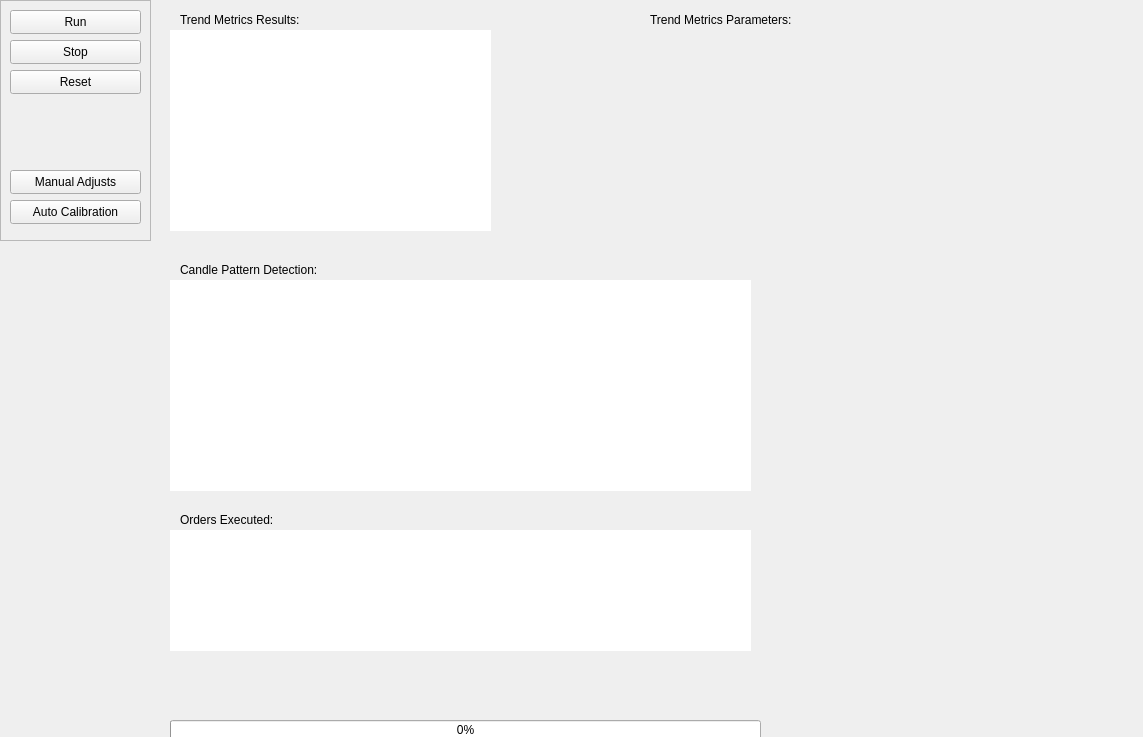
Above: market-analyzer/frontend/interface.ui from joaomalho/Taurus before the change. Below: the same form after it.
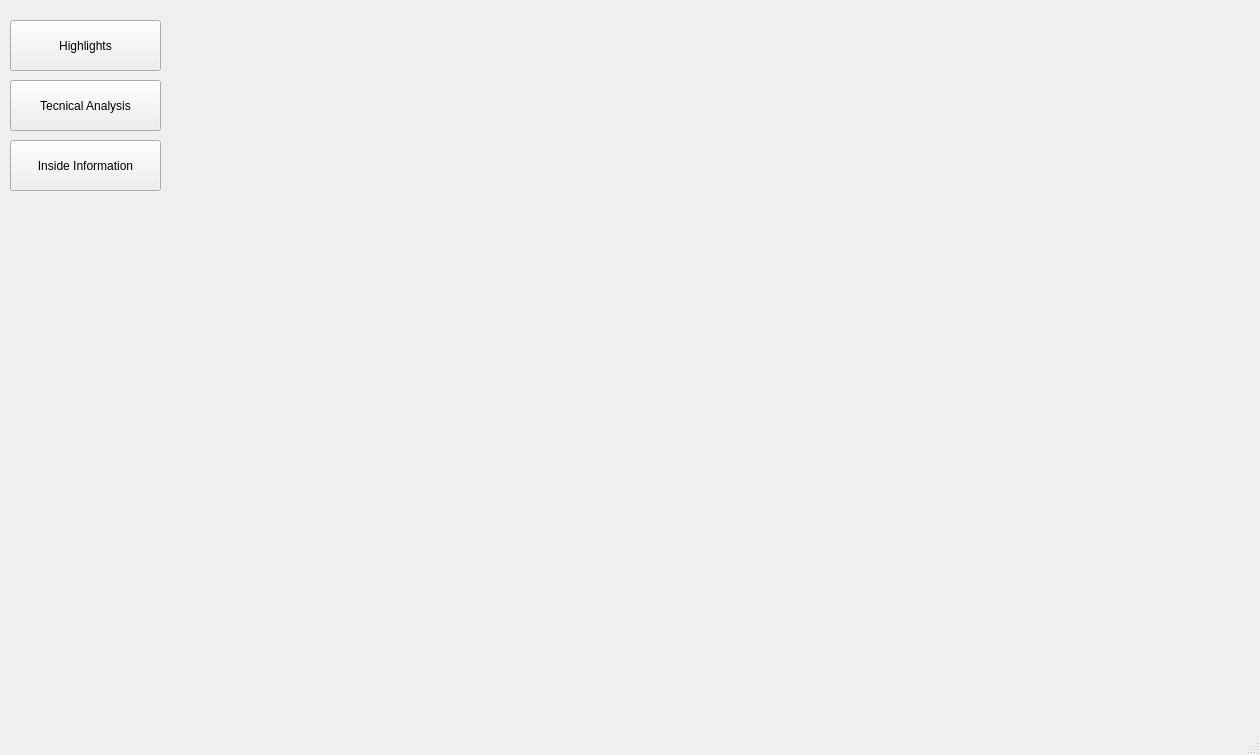
That is the form after the change. Icons and pictures are not drawn.

```diff
--- a/market-analyzer/frontend/interface.ui
+++ b/market-analyzer/frontend/interface.ui
@@ -2,32 +2,28 @@
 <ui version="4.0">
  <class>MainWindow</class>
  <widget class="QMainWindow" name="MainWindow">
+  <property name="enabled">
+   <bool>true</bool>
+  </property>
   <property name="geometry">
    <rect>
     <x>0</x>
     <y>0</y>
-    <width>1143</width>
-    <height>737</height>
+    <width>1260</width>
+    <height>755</height>
    </rect>
   </property>
   <property name="windowTitle">
-   <string>Taurus</string>
-  </property>
-  <property name="windowIcon">
-   <iconset>
-    <normaloff>../../images/icon.ico</normaloff>../../images/icon.ico</iconset>
-  </property>
-  <property name="styleSheet">
-   <string notr="true"/>
+   <string>MainWindow</string>
   </property>
   <widget class="QWidget" name="centralwidget">
    <widget class="QPushButton" name="pushButton_run">
     <property name="geometry">
      <rect>
       <x>10</x>
-      <y>10</y>
-      <width>131</width>
-      <height>24</height>
+      <y>20</y>
+      <width>151</width>
+      <height>51</height>
      </rect>
     </property>
     <property name="toolTip">
@@ -37,7 +33,7 @@
      <number>-1</number>
     </property>
     <property name="text">
-     <string>Run</string>
+     <string>Highlights</string>
     </property>
     <property name="icon">
      <iconset theme="QIcon::ThemeIcon::MediaPlaybackStart"/>
@@ -50,16 +46,16 @@
     <property name="geometry">
      <rect>
       <x>10</x>
-      <y>40</y>
-      <width>131</width>
-      <height>24</height>
+      <y>80</y>
+      <width>151</width>
+      <height>51</height>
      </rect>
     </property>
     <property name="toolTip">
      <string/>
     </property>
     <property name="text">
-     <string>Stop</string>
+     <string>Tecnical Analysis</string>
     </property>
     <property name="icon">
      <iconset theme="QIcon::ThemeIcon::MediaPlaybackStop"/>
@@ -69,232 +65,17 @@
     <property name="geometry">
      <rect>
       <x>10</x>
-      <y>70</y>
-      <width>131</width>
-      <height>24</height>
-     </rect>
-    </property>
-    <property name="toolTip">
-     <string/>
-    </property>
-    <property name="layoutDirection">
-     <enum>Qt::LayoutDirection::LeftToRight</enum>
-    </property>
-    <property name="text">
-     <string notr="true">Reset</string>
-    </property>
-    <property name="icon">
-     <iconset theme="QIcon::ThemeIcon::SystemReboot"/>
-    </property>
-   </widget>
-   <widget class="QPushButton" name="pushButton_manualAdj">
-    <property name="geometry">
-     <rect>
-      <x>10</x>
-      <y>170</y>
-      <width>131</width>
-      <height>24</height>
-     </rect>
-    </property>
-    <property name="text">
-     <string>Manual Adjusts</string>
-    </property>
-   </widget>
-   <widget class="QPushButton" name="pushButton_autoCali">
-    <property name="geometry">
-     <rect>
-      <x>10</x>
-      <y>200</y>
-      <width>131</width>
-      <height>24</height>
-     </rect>
-    </property>
-    <property name="text">
-     <string>Auto Calibration</string>
-    </property>
-    <property name="autoDefault">
-     <bool>false</bool>
-    </property>
-    <property name="default">
-     <bool>false</bool>
-    </property>
-    <property name="flat">
-     <bool>false</bool>
-    </property>
-   </widget>
-   <widget class="QTableWidget" name="tableWidget_trendMetrics">
-    <property name="geometry">
-     <rect>
-      <x>170</x>
-      <y>30</y>
-      <width>321</width>
-      <height>201</height>
-     </rect>
-    </property>
-    <property name="layoutDirection">
-     <enum>Qt::LayoutDirection::LeftToRight</enum>
-    </property>
-    <property name="autoFillBackground">
-     <bool>false</bool>
-    </property>
-    <property name="frameShape">
-     <enum>QFrame::Shape::NoFrame</enum>
-    </property>
-   </widget>
-   <widget class="QTableWidget" name="tableWidget_candlePat">
-    <property name="geometry">
-     <rect>
-      <x>170</x>
-      <y>280</y>
-      <width>581</width>
-      <height>211</height>
-     </rect>
-    </property>
-    <property name="frameShape">
-     <enum>QFrame::Shape::NoFrame</enum>
-    </property>
-   </widget>
-   <widget class="QTableWidget" name="tableWidget_orderEx">
-    <property name="geometry">
-     <rect>
-      <x>170</x>
-      <y>530</y>
-      <width>581</width>
-      <height>121</height>
-     </rect>
-    </property>
-    <property name="frameShape">
-     <enum>QFrame::Shape::NoFrame</enum>
-    </property>
-   </widget>
-   <widget class="QProgressBar" name="progressBar_main">
-    <property name="enabled">
-     <bool>true</bool>
-    </property>
-    <property name="geometry">
-     <rect>
-      <x>170</x>
-      <y>720</y>
-      <width>591</width>
-      <height>20</height>
-     </rect>
-    </property>
-    <property name="value">
-     <number>0</number>
-    </property>
-   </widget>
-   <widget class="QLabel" name="label">
-    <property name="geometry">
-     <rect>
-      <x>180</x>
-      <y>10</y>
+      <y>140</y>
       <width>151</width>
-      <height>20</height>
+      <height>51</height>
      </rect>
     </property>
     <property name="text">
-     <string>Trend Metrics Results:</string>
+     <string>Inside Information</string>
     </property>
    </widget>
-   <widget class="QLabel" name="label_2">
-    <property name="geometry">
-     <rect>
-      <x>180</x>
-      <y>260</y>
-      <width>151</width>
-      <height>20</height>
-     </rect>
-    </property>
-    <property name="text">
-     <string>Candle Pattern Detection:</string>
-    </property>
-   </widget>
-   <widget class="QLabel" name="label_3">
-    <property name="geometry">
-     <rect>
-      <x>180</x>
-      <y>510</y>
-      <width>151</width>
-      <height>20</height>
-     </rect>
-    </property>
-    <property name="text">
-     <string>Orders Executed:</string>
-    </property>
-   </widget>
-   <widget class="QLabel" name="label_loading">
-    <property name="geometry">
-     <rect>
-      <x>170</x>
-      <y>690</y>
-      <width>521</width>
-      <height>41</height>
-     </rect>
-    </property>
-    <property name="text">
-     <string/>
-    </property>
-   </widget>
-   <widget class="QFrame" name="frame">
-    <property name="geometry">
-     <rect>
-      <x>0</x>
-      <y>0</y>
-      <width>151</width>
-      <height>241</height>
-     </rect>
-    </property>
-    <property name="autoFillBackground">
-     <bool>false</bool>
-    </property>
-    <property name="styleSheet">
-     <string notr="true"/>
-    </property>
-    <property name="inputMethodHints">
-     <set>Qt::InputMethodHint::ImhNone</set>
-    </property>
-    <property name="frameShape">
-     <enum>QFrame::Shape::StyledPanel</enum>
-    </property>
-    <property name="frameShadow">
-     <enum>QFrame::Shadow::Sunken</enum>
-    </property>
-    <property name="lineWidth">
-     <number>8</number>
-    </property>
-    <property name="midLineWidth">
-     <number>5</number>
-    </property>
-   </widget>
-   <widget class="QLabel" name="label_4">
-    <property name="geometry">
-     <rect>
-      <x>650</x>
-      <y>10</y>
-      <width>151</width>
-      <height>20</height>
-     </rect>
-    </property>
-    <property name="text">
-     <string>Trend Metrics Parameters:</string>
-    </property>
-   </widget>
-   <zorder>frame</zorder>
-   <zorder>pushButton_run</zorder>
-   <zorder>pushButton_stop</zorder>
-   <zorder>pushButton_reset</zorder>
-   <zorder>pushButton_manualAdj</zorder>
-   <zorder>pushButton_autoCali</zorder>
-   <zorder>tableWidget_trendMetrics</zorder>
-   <zorder>tableWidget_candlePat</zorder>
-   <zorder>tableWidget_orderEx</zorder>
-   <zorder>progressBar_main</zorder>
-   <zorder>label</zorder>
-   <zorder>label_2</zorder>
-   <zorder>label_3</zorder>
-   <zorder>label_loading</zorder>
-   <zorder>label_4</zorder>
   </widget>
+  <widget class="QStatusBar" name="statusbar"/>
  </widget>
  <resources/>
  <connections/>
```
Left out of the diff: 24 changed lines with no effect on the pictures.
